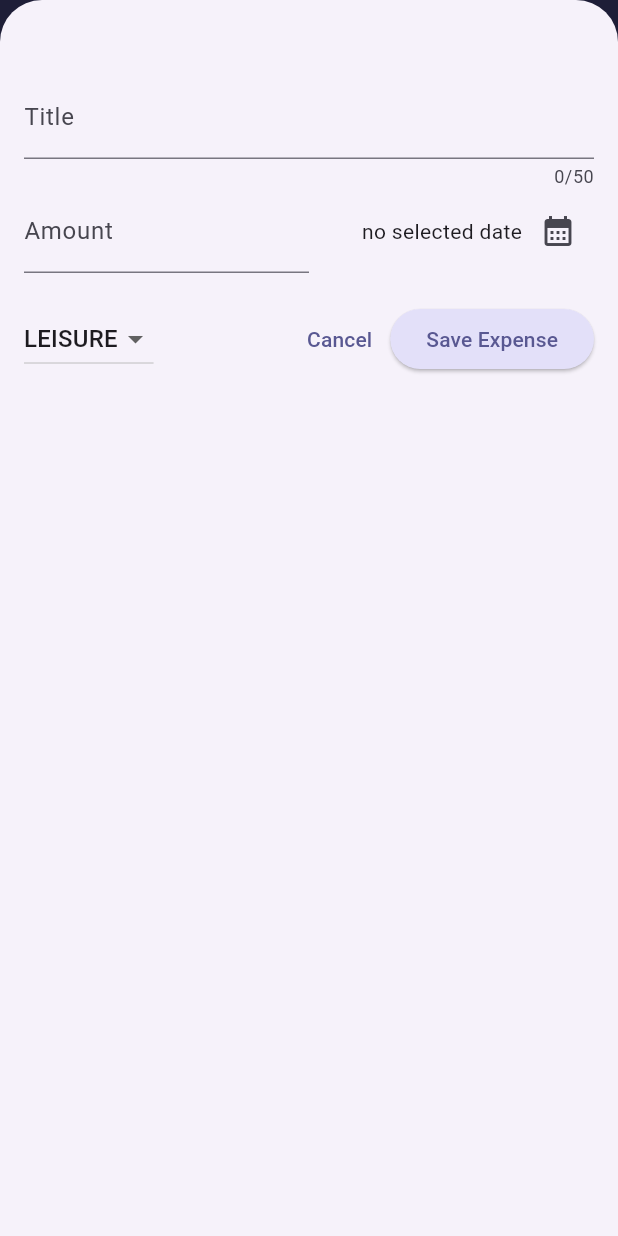
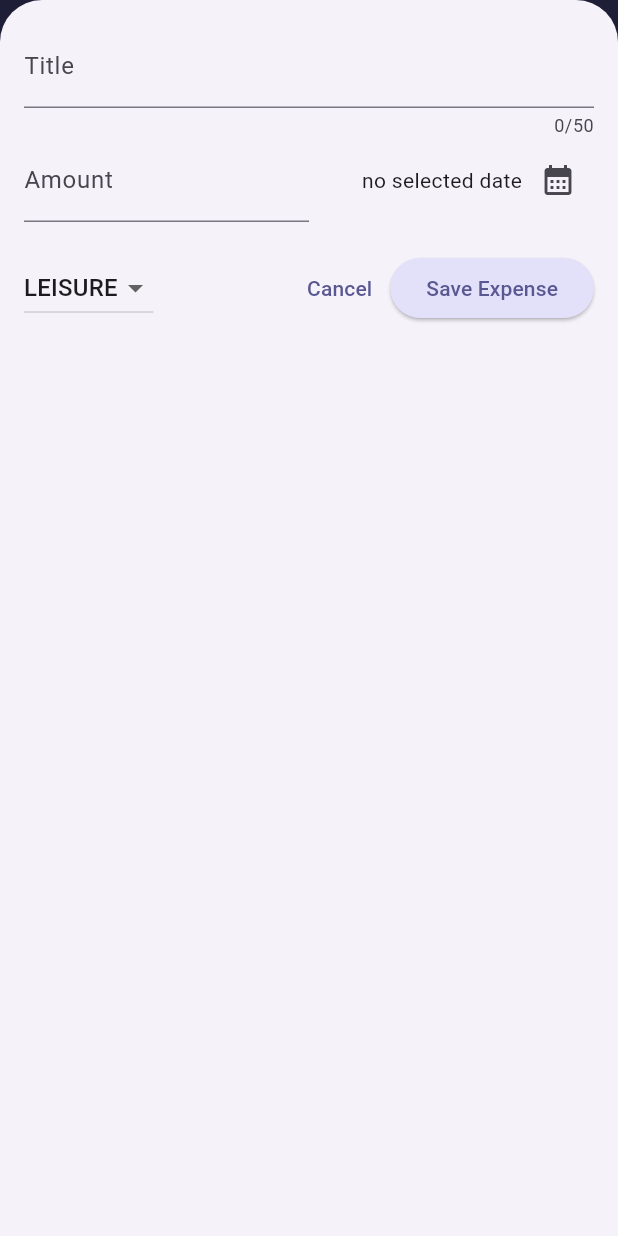
Before and after one commit to mohamedabdo27/maxmilian_expense_tracker, a Flutter app: the screen it shows after launch, after a tap on the "add" icon, on a phone screen of 412 x 824 dp. Run offline on Flutter 3.47's test engine with Material 3 defaults, Android fonts, the phone set to English and light mode, and no system bars.

Commit message:
first commit

```diff
--- a/lib/Widget/expenses.dart
+++ b/lib/Widget/expenses.dart
@@ -32,6 +32,7 @@ class _ExpensesState extends State<Expenses> {
   //----------------------------------------------------
   void openAddNewExpense() {
     showModalBottomSheet(
+        useSafeArea: true,
         isScrollControlled: true,
         context: context,
         builder: (ctx) => NewExpense(
@@ -69,6 +70,8 @@ class _ExpensesState extends State<Expenses> {
 //--------------------------------------------------
   @override
   Widget build(BuildContext context) {
+    final double width = MediaQuery.of(context).size.width;
+
     Widget mainContent = Center(
       child: Text("No expenses found, start adding some"),
     );
@@ -85,12 +88,19 @@ class _ExpensesState extends State<Expenses> {
           icon: Icon(Icons.add),
         )
       ]),
-      body: Column(
-        children: [
-          Chart(expenses: registerExpenses),
-          Expanded(child: mainContent),
-        ],
-      ),
+      body: width < 600
+          ? Column(
+              children: [
+                Chart(expenses: registerExpenses),
+                Expanded(child: mainContent),
+              ],
+            )
+          : Row(
+              children: [
+                Expanded(child: Chart(expenses: registerExpenses)),
+                Expanded(child: mainContent),
+              ],
+            ),
     );
   }
 }
--- a/lib/Widget/new_expense.dart
+++ b/lib/Widget/new_expense.dart
@@ -75,10 +75,46 @@ class _NewExpenseState extends State<NewExpense> {
 //----------------------------------------------
   @override
   Widget build(BuildContext context) {
-    return Padding(
-      padding: const EdgeInsets.fromLTRB(16, 50, 16, 16),
+    final double kewboard = MediaQuery.of(context).viewInsets.bottom;
+    return LayoutBuilder(builder: (ctx, constraints) {
+      final double width = constraints.maxWidth;
+
+      return SizedBox(
+        height: double.infinity,
+        // width: double.infinity,
+        child: SingleChildScrollView(
+          child: Padding(
+            padding: EdgeInsets.fromLTRB(16, 16, 16, kewboard + 16),
             child: Column(
               children: [
+                if (width > 600)
+                  Row(
+                    crossAxisAlignment: CrossAxisAlignment.start,
+                    children: [
+                      Expanded(
+                        child: TextField(
+                          controller: titleConrollar,
+                          //keyboardType: TextInputType.text,
+                          maxLength: 50,
+                          decoration: const InputDecoration(
+                            label: Text("Title"),
+                          ),
+                        ),
+                      ),
+                      SizedBox(width: 10),
+                      Expanded(
+                        child: TextField(
+                          controller: amountController,
+                          keyboardType: TextInputType.number,
+                          decoration: const InputDecoration(
+                            label: Text("Amount"),
+                            prefixText: '\$',
+                          ),
+                        ),
+                      ),
+                    ],
+                  )
+                else
                   TextField(
                     controller: titleConrollar,
                     //keyboardType: TextInputType.text,
@@ -87,6 +123,45 @@ class _NewExpenseState extends State<NewExpense> {
                       label: Text("Title"),
                     ),
                   ),
+                if (width > 600)
+                  Row(
+                    children: [
+                      DropdownButton(
+                          value: selectedCategory,
+                          items: Category.values
+                              .map(
+                                (category) => DropdownMenuItem(
+                                  value: category,
+                                  child: Text(category.name.toUpperCase()),
+                                ),
+                              )
+                              .toList(),
+                          onChanged: (value) {
+                            if (value == null) {
+                              return;
+                            }
+                            setState(() {
+                              selectedCategory = value;
+                            });
+                          }),
+                      Expanded(
+                        child: Row(
+                          mainAxisAlignment: MainAxisAlignment.end,
+                          crossAxisAlignment: CrossAxisAlignment.center,
+                          children: [
+                            Text(selectedDate == null
+                                ? "no selected date"
+                                : formatter.format(selectedDate!)),
+                            IconButton(
+                              onPressed: presentDate,
+                              icon: const Icon(Icons.calendar_month),
+                            ),
+                          ],
+                        ),
+                      ),
+                    ],
+                  )
+                else
                   Row(
                     children: [
                       Expanded(
@@ -102,6 +177,7 @@ class _NewExpenseState extends State<NewExpense> {
                       Expanded(
                         child: Row(
                           mainAxisAlignment: MainAxisAlignment.end,
+                          crossAxisAlignment: CrossAxisAlignment.center,
                           children: [
                             Text(selectedDate == null
                                 ? "no selected date"
@@ -116,6 +192,24 @@ class _NewExpenseState extends State<NewExpense> {
                     ],
                   ),
                 SizedBox(height: 20),
+                if (width > 600)
+                  Row(
+                    children: [
+                      Spacer(),
+                      //----------------------------------------------------------------------------
+                      TextButton(
+                        onPressed: () {
+                          Navigator.pop(context);
+                        },
+                        child: const Text("Cancel"),
+                      ),
+                      ElevatedButton(
+                        onPressed: submitExpense,
+                        child: const Text("Save Expense"),
+                      ),
+                    ],
+                  )
+                else
                   Row(
                     children: [
                       //-------------------------------------------------------------------------
@@ -153,6 +247,9 @@ class _NewExpenseState extends State<NewExpense> {
                   ),
               ],
             ),
+          ),
+        ),
       );
+    });
   }
 }
--- a/lib/main.dart
+++ b/lib/main.dart
@@ -1,11 +1,16 @@
 import 'package:expense_tracker/Widget/expenses.dart';
 import 'package:flutter/material.dart';
+import 'package:flutter/services.dart';
 
 var kColorScheme =
     ColorScheme.fromSeed(seedColor: Color.fromARGB(255, 96, 95, 181));
 var kDarkColorScheme = ColorScheme.fromSeed(
     brightness: Brightness.dark, seedColor: Color.fromARGB(255, 5, 99, 125));
 void main() {
+  // WidgetsFlutterBinding.ensureInitialized();
+  // SystemChrome.setPreferredOrientations([
+  //   DeviceOrientation.portraitUp,
+  // ]).then((fun) =>
   runApp(MaterialApp(
       darkTheme: ThemeData.dark().copyWith(
         colorScheme: kDarkColorScheme,
```
Lines whose indentation alone changed are shown as unchanged.
